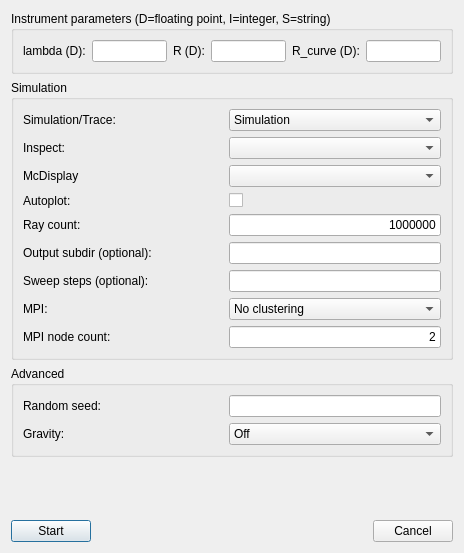
McStasMcXtrace/McCode, file tools/Python/mcgui/ssd.ui: the form before one commit.
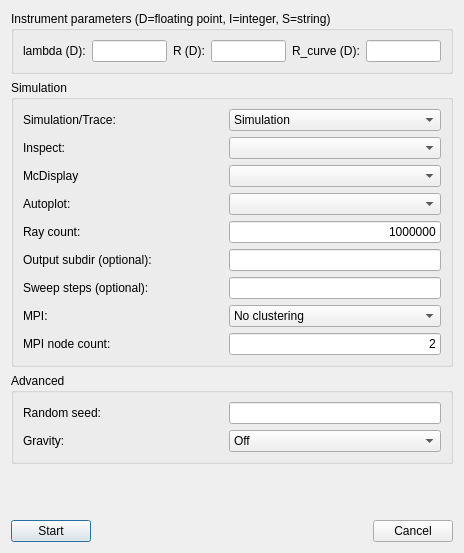
The form after the commit.

Commit message: impl. autoplot as a combobox/dropdown menu, wit the top and default option being -- None --

What changed in the file:
```diff
--- a/tools/Python/mcgui/ssd.ui
+++ b/tools/Python/mcgui/ssd.ui
@@ -216,13 +216,6 @@
           </property>
          </widget>
         </item>
-        <item row="3" column="2">
-         <widget class="QCheckBox" name="cbxAutoPlot">
-          <property name="text">
-           <string/>
-          </property>
-         </widget>
-        </item>
         <item row="3" column="1">
          <widget class="QLabel" name="lblAutoPlot">
           <property name="text">
@@ -240,6 +233,9 @@
           </property>
          </widget>
         </item>
+        <item row="3" column="2">
+         <widget class="QComboBox" name="cbxAutoPlotters"/>
+        </item>
        </layout>
       </item>
      </layout>
```
The commit also changes 3 other files.
